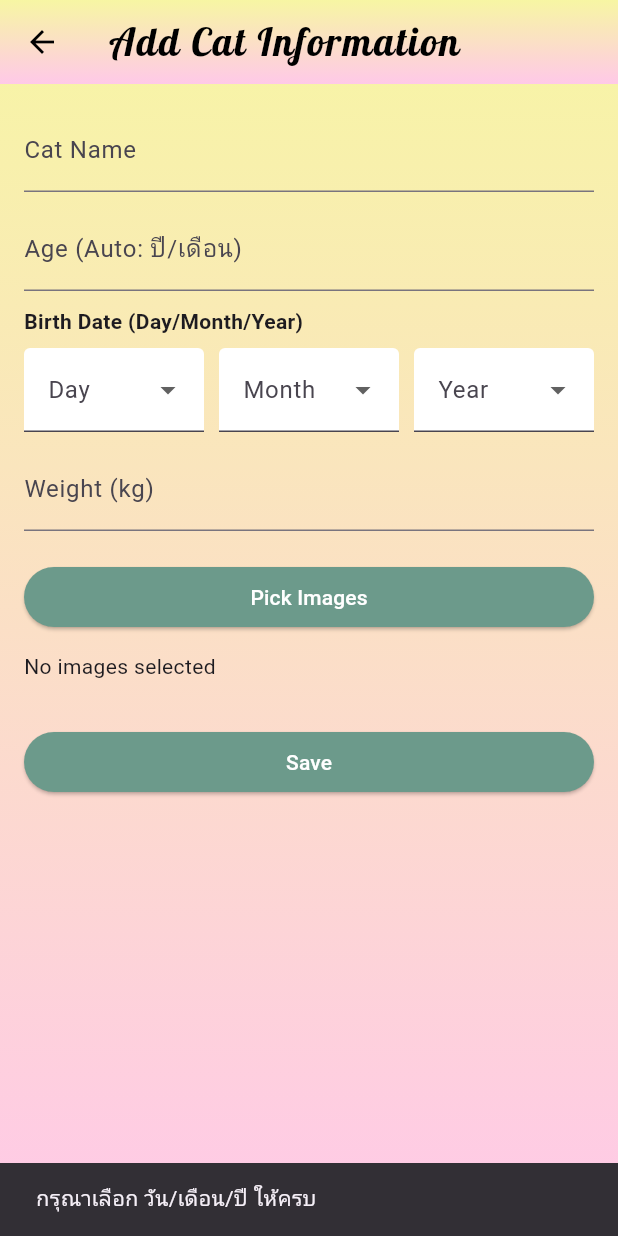
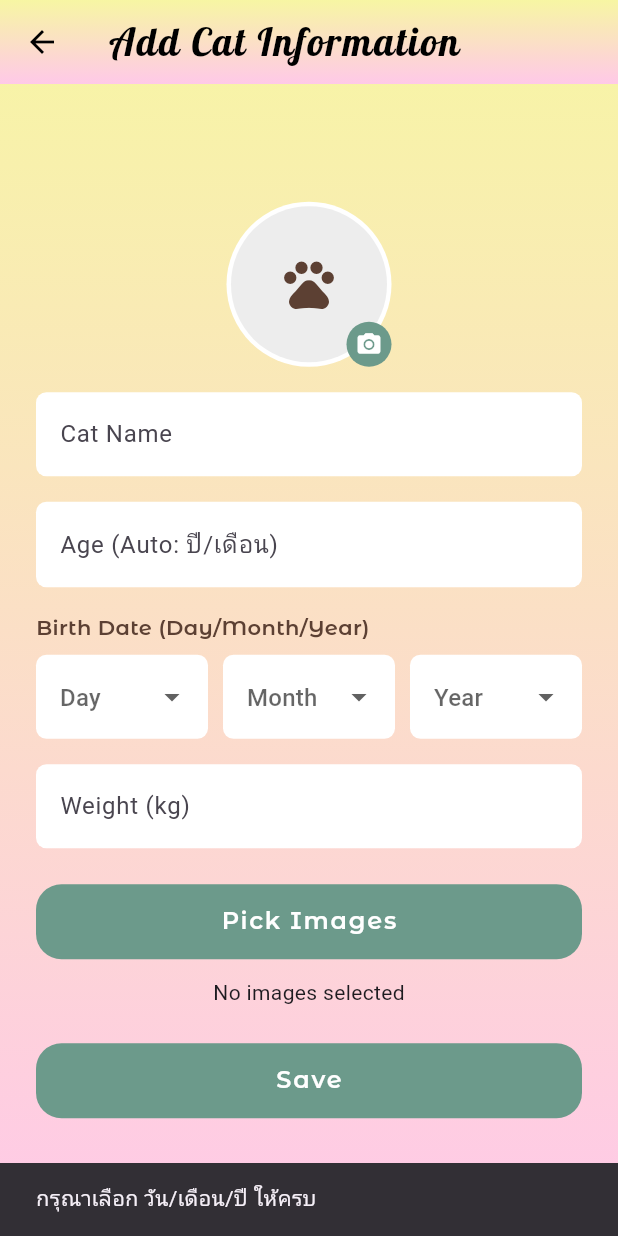
Before and after one commit to NIIIIIINO/Smart_Cat_Water_Bowl, a Flutter app: the InformationPage screen opened by its route, after a tap on "Save", on a phone screen of 412 x 824 dp. Run offline on Flutter 3.47's test engine with Material 3 defaults, Android fonts, the phone set to English and light mode, and no system bars; our stand-ins replace cloud_firestore, firebase_auth, firebase_core, firebase_storage, image_picker; accounts and stored records are empty; project files that could hold a hidden picture were left out.

Commit message:
Update information_page.dart

```diff
--- a/smart_cat_water_bowl/lib/pages/information_page.dart
+++ b/smart_cat_water_bowl/lib/pages/information_page.dart
@@ -15,14 +15,16 @@ class InformationPage extends StatefulWidget {
 
 class _InformationPageState extends State<InformationPage> {
   final nameController = TextEditingController();
-  final ageController =
-      TextEditingController(); // ✅ จะเก็บ ageText เช่น "2 ปี 3 เดือน"
+  final ageController = TextEditingController(); // ✅ "2 ปี 3 เดือน"
   final weightController = TextEditingController();
 
   // ✅ dropdown วัน/เดือน/ปี
   int? _day;
   int? _month;
   int? _year;
+
+  // ✅ รูปโปรไฟล์ (1 รูป)
+  XFile? _profileImage;
 
   final List<XFile> _picked = [];
   bool _isSaving = false;
@@ -37,35 +39,27 @@ class _InformationPageState extends State<InformationPage> {
     super.dispose();
   }
 
-  // ✅ helper: จำนวนวันในเดือนนั้น ๆ (รองรับ leap year)
   int _daysInMonth(int year, int month) {
     final firstDayThisMonth = DateTime(year, month, 1);
     final firstDayNextMonth = DateTime(year, month + 1, 1);
     return firstDayNextMonth.difference(firstDayThisMonth).inDays;
   }
 
-  // ✅ คำนวณอายุแบบ "ปี + เดือน" แล้วใส่ลง ageController อัตโนมัติ
   void _updateAgeFromBirthDate() {
     if (_day == null || _month == null || _year == null) return;
 
     final birthDate = DateTime(_year!, _month!, _day!);
     final today = DateTime.now();
 
-    // รวมเป็นจำนวน "เดือน" ทั้งหมด
     int totalMonths =
         (today.year - birthDate.year) * 12 + (today.month - birthDate.month);
 
-    // ถ้าวันของวันนี้ยังไม่ถึงวันเกิดในเดือนนี้ ให้ลด 1 เดือน
-    if (today.day < birthDate.day) {
-      totalMonths--;
-    }
-
+    if (today.day < birthDate.day) totalMonths--;
     if (totalMonths < 0) totalMonths = 0;
 
     final years = totalMonths ~/ 12;
     final months = totalMonths % 12;
 
-    // สร้างข้อความ เช่น "2 ปี 3 เดือน" หรือ "5 เดือน"
     String ageText = '';
     if (years > 0) ageText += '$years ปี ';
     ageText += '$months เดือน';
@@ -73,7 +67,6 @@ class _InformationPageState extends State<InformationPage> {
     ageController.text = ageText;
   }
 
-  // ✅ ดึง "อายุเป็นปี" (ใช้เก็บเป็นตัวเลขใน Firestore ถ้าต้องการ)
   int _ageYearsFromBirthDate(DateTime birthDate) {
     final today = DateTime.now();
     int years = today.year - birthDate.year;
@@ -85,11 +78,51 @@ class _InformationPageState extends State<InformationPage> {
     return years;
   }
 
+  InputDecoration _fieldDecoration(String hint) {
+    return InputDecoration(
+      hintText: hint,
+      filled: true,
+      fillColor: Colors.white,
+      border: OutlineInputBorder(
+        borderRadius: BorderRadius.circular(7),
+        borderSide: BorderSide.none,
+      ),
+    );
+  }
+
+  // ✅ เลือกรูปโปรไฟล์ 1 รูป
+  Future<void> _pickProfileImage() async {
+    try {
+      final XFile? img = await _picker.pickImage(
+        source: ImageSource.gallery,
+        imageQuality: 80,
+      );
+      if (img == null) return;
+
+      setState(() {
+        _profileImage = img;
+
+        // ถ้ายังไม่มีรูปใน list ก็ใส่รูปโปรไฟล์เป็นรูปแรกไว้ด้วย (ออปชัน)
+        if (_picked.isEmpty) _picked.add(img);
+      });
+    } catch (e) {
+      ScaffoldMessenger.of(context).showSnackBar(
+        const SnackBar(content: Text('ไม่สามารถเลือกรูปโปรไฟล์ได้')),
+      );
+    }
+  }
+
   Future<void> _pickImages() async {
     try {
       final List<XFile>? imgs = await _picker.pickMultiImage(imageQuality: 80);
       if (imgs == null) return;
-      setState(() => _picked.addAll(imgs));
+
+      setState(() {
+        _picked.addAll(imgs);
+
+        // ✅ ถ้ายังไม่มีรูปโปรไฟล์ ให้ใช้รูปแรกที่เพิ่งเลือกเป็นโปรไฟล์อัตโนมัติ
+        _profileImage ??= imgs.isNotEmpty ? imgs.first : null;
+      });
     } catch (e) {
       ScaffoldMessenger.of(
         context,
@@ -119,11 +152,31 @@ class _InformationPageState extends State<InformationPage> {
     return urls;
   }
 
+  // ✅ อัปโหลดรูปโปรไฟล์แยก (ถ้ามี)
+  Future<String?> _uploadProfileImage(String catId) async {
+    if (_profileImage == null) return null;
+
+    try {
+      final user = FirebaseAuth.instance.currentUser;
+      final uid = user?.uid ?? 'unknown';
+
+      final file = File(_profileImage!.path);
+      final ref = FirebaseStorage.instance.ref().child(
+        'cats/$uid/$catId/profile_${DateTime.now().millisecondsSinceEpoch}.jpg',
+      );
+
+      final snapshot = await ref.putFile(file).whenComplete(() {});
+      return await snapshot.ref.getDownloadURL();
+    } catch (e) {
+      debugPrint('upload profile error: $e');
+      return null;
+    }
+  }
+
   Future<void> _saveCat() async {
     final name = nameController.text.trim();
     final weight = double.tryParse(weightController.text.trim());
 
-    // ✅ ตรวจ dropdown วันเดือนปี
     if (_day == null || _month == null || _year == null) {
       ScaffoldMessenger.of(context).showSnackBar(
         const SnackBar(content: Text('กรุณาเลือก วัน/เดือน/ปี ให้ครบ')),
@@ -131,7 +184,6 @@ class _InformationPageState extends State<InformationPage> {
       return;
     }
 
-    // ✅ สร้างวันเกิด
     late final DateTime birthDate;
     try {
       birthDate = DateTime(_year!, _month!, _day!);
@@ -142,7 +194,6 @@ class _InformationPageState extends State<InformationPage> {
       return;
     }
 
-    // ✅ คำนวณอายุอัตโนมัติ (ถ้ายังไม่คำนวณ ให้คำนวณก่อนเซฟ)
     _updateAgeFromBirthDate();
     final ageText = ageController.text.trim();
 
@@ -153,7 +204,6 @@ class _InformationPageState extends State<InformationPage> {
       return;
     }
 
-    // ✅ เก็บ age เป็น "ปี" ด้วย (เผื่อ query/filter ง่าย)
     final ageYears = _ageYearsFromBirthDate(birthDate);
 
     setState(() => _isSaving = true);
@@ -164,6 +214,8 @@ class _InformationPageState extends State<InformationPage> {
       final docRef = FirebaseFirestore.instance.collection('cats').doc();
       final catId = docRef.id;
 
+      // ✅ อัปโหลดรูป
+      final profileUrl = await _uploadProfileImage(catId);
       List<String> imageUrls = [];
       if (_picked.isNotEmpty) {
         imageUrls = await _uploadImages(catId);
@@ -171,10 +223,11 @@ class _InformationPageState extends State<InformationPage> {
 
       await docRef.set({
         'name': name,
-        'age': ageYears, // ✅ อายุเป็นปี (ตัวเลข)
-        'ageText': ageText, // ✅ อายุแบบ "2 ปี 3 เดือน"
-        'birthDate': Timestamp.fromDate(birthDate), // ✅ วันเดือนปี
+        'age': ageYears,
+        'ageText': ageText,
+        'birthDate': Timestamp.fromDate(birthDate),
         'weight': weight,
+        'profileImage': profileUrl, // ✅ รูปโปรไฟล์
         'images': imageUrls,
         'ownerUid': ownerUid,
         'createdAt': FieldValue.serverTimestamp(),
@@ -195,20 +248,15 @@ class _InformationPageState extends State<InformationPage> {
 
   @override
   Widget build(BuildContext context) {
-    // ✅ ปีให้เลือก (ย้อนหลัง 25 ปี ถึงปีปัจจุบัน)
     final currentYear = DateTime.now().year;
     final years = List<int>.generate(26, (i) => currentYear - i);
-
-    // ✅ เดือน 1-12
     final months = List<int>.generate(12, (i) => i + 1);
 
-    // ✅ วัน: ต้องรู้ปี+เดือนก่อน (กันวันที่เกิน)
     final int safeYear = _year ?? currentYear;
     final int safeMonth = _month ?? 1;
     final maxDay = _daysInMonth(safeYear, safeMonth);
     final days = List<int>.generate(maxDay, (i) => i + 1);
 
-    // ถ้าเลือกวันไว้แล้ว แต่เดือน/ปีเปลี่ยนจนวันเกิน ให้รีเซ็ตวัน
     if (_day != null && _day! > maxDay) {
       WidgetsBinding.instance.addPostFrameCallback((_) {
         if (mounted) setState(() => _day = null);
@@ -229,45 +277,97 @@ class _InformationPageState extends State<InformationPage> {
         ),
         title: const Text('Add Cat Information'),
       ),
-      body: Padding(
-        padding: const EdgeInsets.all(16),
-        child: ListView(
+      body: SafeArea(
+        child: Center(
+          child: SingleChildScrollView(
+            child: Padding(
+              padding: const EdgeInsets.all(24),
+              child: Column(
+                mainAxisSize: MainAxisSize.min,
+                crossAxisAlignment: CrossAxisAlignment.center,
                 children: [
+                  // ✅ วงกลมรูปโปรไฟล์ (อยู่บน Cat Name)
+                  GestureDetector(
+                    onTap: _pickProfileImage,
+                    child: Stack(
+                      children: [
+                        CircleAvatar(
+                          radius: 55,
+                          backgroundColor: Colors.white,
+                          child: CircleAvatar(
+                            radius: 52,
+                            backgroundColor: const Color(0xFFEDEDED),
+                            backgroundImage: _profileImage == null
+                                ? null
+                                : FileImage(File(_profileImage!.path)),
+                            child: _profileImage == null
+                                ? const Icon(
+                                    Icons.pets,
+                                    size: 40,
+                                    color: Color(0xFF5C4033),
+                                  )
+                                : null,
+                          ),
+                        ),
+                        Positioned(
+                          right: 0,
+                          bottom: 0,
+                          child: Container(
+                            padding: const EdgeInsets.all(6),
+                            decoration: const BoxDecoration(
+                              color: Color(0xFF6C9A8B),
+                              shape: BoxShape.circle,
+                            ),
+                            child: const Icon(
+                              Icons.camera_alt,
+                              size: 18,
+                              color: Colors.white,
+                            ),
+                          ),
+                        ),
+                      ],
+                    ),
+                  ),
+
+                  const SizedBox(height: 17),
+
+                  // ===== Cat Name =====
                   TextField(
                     controller: nameController,
-              decoration: const InputDecoration(labelText: 'Cat Name'),
+                    decoration: _fieldDecoration('Cat Name'),
                   ),
-            const SizedBox(height: 10),
 
-            // ✅ Age Auto (readOnly)
+                  const SizedBox(height: 17),
+
+                  // ===== Age Auto =====
                   TextField(
                     controller: ageController,
                     readOnly: true,
-              decoration: const InputDecoration(
-                labelText: 'Age (Auto: ปี/เดือน)',
+                    decoration: _fieldDecoration('Age (Auto: ปี/เดือน)'),
+                  ),
+
+                  const SizedBox(height: 17),
+
+                  // ===== Birth Date =====
+                  const Align(
+                    alignment: Alignment.centerLeft,
+                    child: Text(
+                      'Birth Date (Day/Month/Year)',
+                      style: TextStyle(
+                        fontFamily: 'MontserratAlternates',
+                        fontWeight: FontWeight.w600,
+                        color: Color(0xFF5C4033),
                       ),
                     ),
-
-            const SizedBox(height: 10),
-
-            // ✅ Dropdown วัน/เดือน/ปี (ต่อท้าย Age)
-            const Text(
-              'Birth Date (Day/Month/Year)',
-              style: TextStyle(fontWeight: FontWeight.w600),
                   ),
                   const SizedBox(height: 8),
 
                   Row(
                     children: [
-                // Day
                       Expanded(
                         child: DropdownButtonFormField<int>(
                           value: _day,
-                    decoration: const InputDecoration(
-                      labelText: 'Day',
-                      filled: true,
-                      fillColor: Colors.white,
-                    ),
+                          decoration: _fieldDecoration('Day'),
                           items: days
                               .map(
                                 (d) => DropdownMenuItem(
@@ -279,22 +379,16 @@ class _InformationPageState extends State<InformationPage> {
                           onChanged: (v) {
                             setState(() {
                               _day = v;
-                        _updateAgeFromBirthDate(); // ✅ คำนวณอายุ
+                              _updateAgeFromBirthDate();
                             });
                           },
                         ),
                       ),
                       const SizedBox(width: 10),
-
-                // Month
                       Expanded(
                         child: DropdownButtonFormField<int>(
                           value: _month,
-                    decoration: const InputDecoration(
-                      labelText: 'Month',
-                      filled: true,
-                      fillColor: Colors.white,
-                    ),
+                          decoration: _fieldDecoration('Month'),
                           items: months
                               .map(
                                 (m) => DropdownMenuItem(
@@ -306,22 +400,16 @@ class _InformationPageState extends State<InformationPage> {
                           onChanged: (v) {
                             setState(() {
                               _month = v;
-                        _updateAgeFromBirthDate(); // ✅ คำนวณอายุ
+                              _updateAgeFromBirthDate();
                             });
                           },
                         ),
                       ),
                       const SizedBox(width: 10),
-
-                // Year
                       Expanded(
                         child: DropdownButtonFormField<int>(
                           value: _year,
-                    decoration: const InputDecoration(
-                      labelText: 'Year',
-                      filled: true,
-                      fillColor: Colors.white,
-                    ),
+                          decoration: _fieldDecoration('Year'),
                           items: years
                               .map(
                                 (y) => DropdownMenuItem(
@@ -333,7 +421,7 @@ class _InformationPageState extends State<InformationPage> {
                           onChanged: (v) {
                             setState(() {
                               _year = v;
-                        _updateAgeFromBirthDate(); // ✅ คำนวณอายุ
+                              _updateAgeFromBirthDate();
                             });
                           },
                         ),
@@ -341,19 +429,39 @@ class _InformationPageState extends State<InformationPage> {
                     ],
                   ),
 
-            const SizedBox(height: 10),
+                  const SizedBox(height: 17),
 
+                  // ===== Weight =====
                   TextField(
                     controller: weightController,
-              decoration: const InputDecoration(labelText: 'Weight (kg)'),
                     keyboardType: TextInputType.number,
+                    decoration: _fieldDecoration('Weight (kg)'),
                   ),
 
-            const SizedBox(height: 20),
+                  const SizedBox(height: 24),
 
-            ElevatedButton(
+                  // ===== Pick Images =====
+                  SizedBox(
+                    width: double.infinity,
+                    height: 50,
+                    child: ElevatedButton(
                       onPressed: _pickImages,
+                      style: ElevatedButton.styleFrom(
+                        elevation: 0,
+                        backgroundColor: const Color(0xFF6C9A8B),
+                        foregroundColor: Colors.white,
+                        shape: RoundedRectangleBorder(
+                          borderRadius: BorderRadius.circular(17),
+                        ),
+                        textStyle: const TextStyle(
+                          fontFamily: 'MontserratAlternates',
+                          fontWeight: FontWeight.w600,
+                          fontSize: 16,
+                          letterSpacing: 1.2,
+                        ),
+                      ),
                       child: const Text('Pick Images'),
+                    ),
                   ),
 
                   const SizedBox(height: 12),
@@ -390,7 +498,9 @@ class _InformationPageState extends State<InformationPage> {
                                           padding: const EdgeInsets.all(4),
                                           decoration: BoxDecoration(
                                             color: Colors.black54,
-                                      borderRadius: BorderRadius.circular(12),
+                                            borderRadius: BorderRadius.circular(
+                                              12,
+                                            ),
                                           ),
                                           child: const Icon(
                                             Icons.close,
@@ -407,16 +517,32 @@ class _InformationPageState extends State<InformationPage> {
                           ),
                         ),
 
-            const SizedBox(height: 30),
+                  const SizedBox(height: 24),
 
+                  // ===== Save =====
                   SizedBox(
                     width: double.infinity,
+                    height: 50,
                     child: ElevatedButton(
                       onPressed: _isSaving ? null : _saveCat,
+                      style: ElevatedButton.styleFrom(
+                        elevation: 0,
+                        backgroundColor: const Color(0xFF6C9A8B),
+                        foregroundColor: Colors.white,
+                        shape: RoundedRectangleBorder(
+                          borderRadius: BorderRadius.circular(17),
+                        ),
+                        textStyle: const TextStyle(
+                          fontFamily: 'MontserratAlternates',
+                          fontWeight: FontWeight.w600,
+                          fontSize: 16,
+                          letterSpacing: 1.2,
+                        ),
+                      ),
                       child: _isSaving
                           ? const SizedBox(
                               width: 20,
-                        height: 20,
+                              height: 25,
                               child: CircularProgressIndicator(
                                 strokeWidth: 2,
                                 color: Colors.white,
@@ -428,6 +554,9 @@ class _InformationPageState extends State<InformationPage> {
                 ],
               ),
             ),
+          ),
+        ),
+      ),
     );
   }
 }
```
Lines whose indentation alone changed are shown as unchanged.
